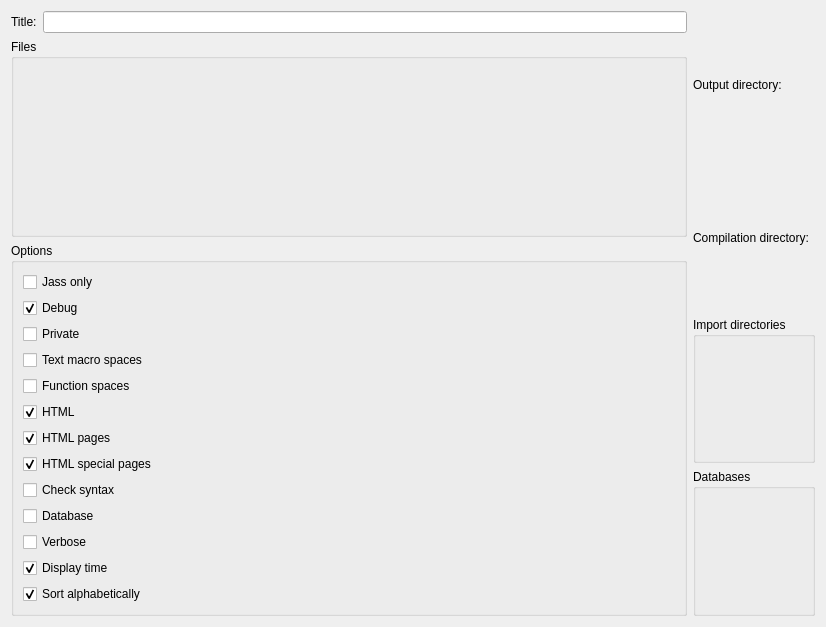
The window that vjassdoc/src/gui/ui/widget.ui (xiangzhai/vjasssdk) describes before a commit, drawn with Qt 5.
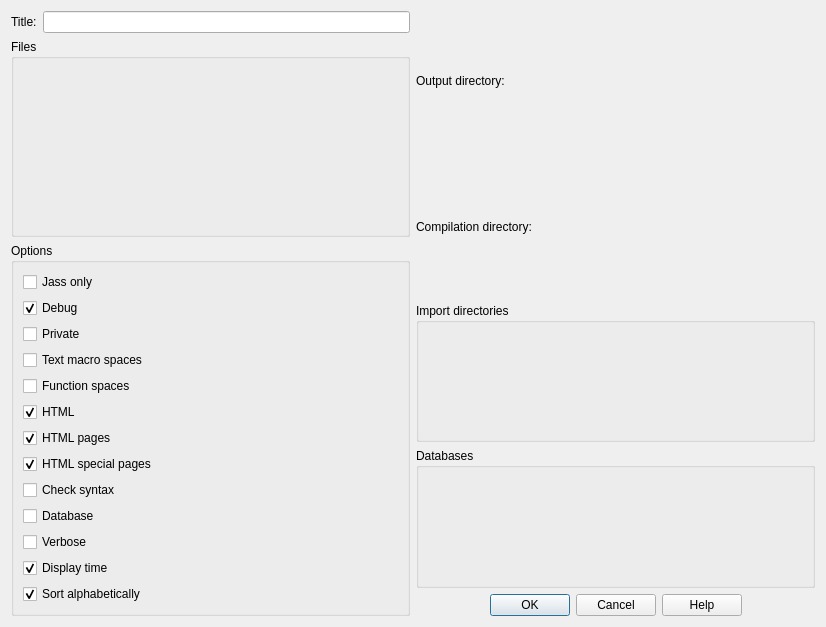
The same window after the commit. Custom widgets are drawn as their Qt base class.

Patch:
```diff
--- a/vjassdoc/src/gui/ui/widget.ui
+++ b/vjassdoc/src/gui/ui/widget.ui
@@ -203,7 +203,14 @@
       </widget>
      </item>
      <item>
-      <widget class="KDialog" name="dialog"/>
+      <widget class="KDialogButtonBox" name="dialogButtonBox">
+       <property name="standardButtons">
+        <set>QDialogButtonBox::Cancel|QDialogButtonBox::Help|QDialogButtonBox::Ok</set>
+       </property>
+       <property name="centerButtons">
+        <bool>true</bool>
+       </property>
+      </widget>
      </item>
     </layout>
    </item>
@@ -211,10 +218,9 @@
  </widget>
  <customwidgets>
   <customwidget>
-   <class>KDialog</class>
-   <extends>QDialog</extends>
-   <header>kdialog.h</header>
-   <container>1</container>
+   <class>KDialogButtonBox</class>
+   <extends>QDialogButtonBox</extends>
+   <header>kdialogbuttonbox.h</header>
   </customwidget>
   <customwidget>
    <class>KEditListBox</class>
```
